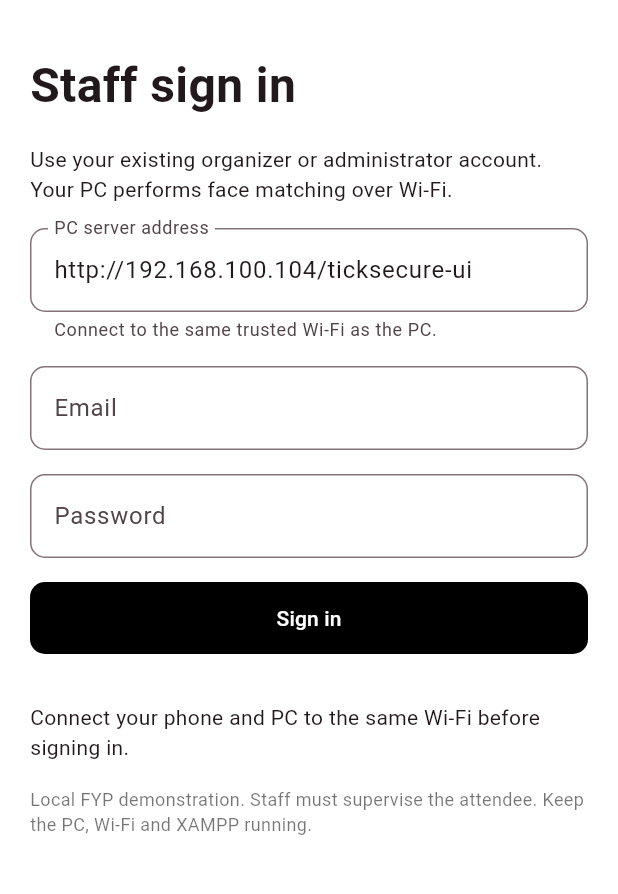
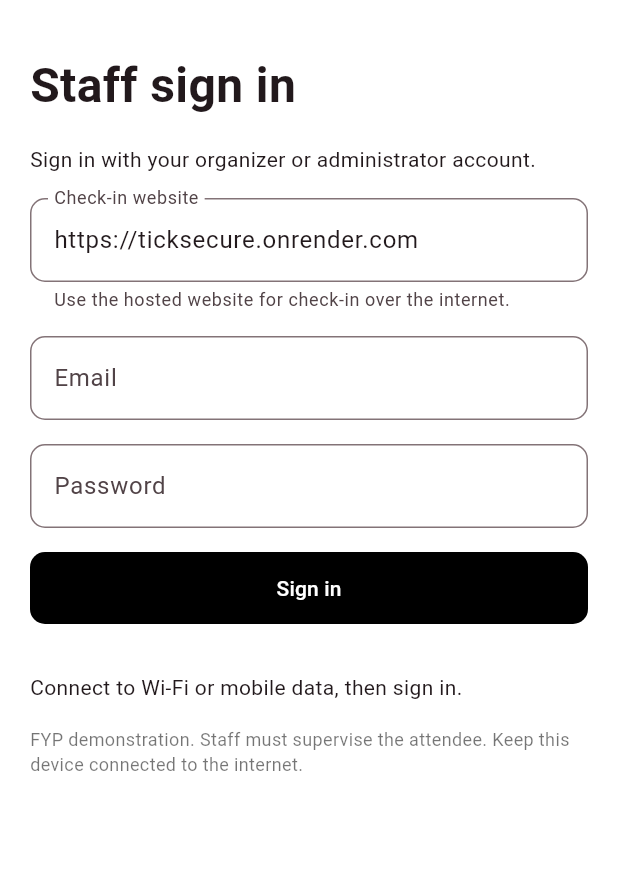
Before and after one commit to WengKang7/TickSecure, a Flutter app: the screen it shows after launch, on a phone screen of 412 x 824 dp, the part 63-957 px from its top. Run offline on Flutter 3.47's test engine with Material 3 defaults, Android fonts, the phone set to English and light mode, and no system bars; our stand-ins replace camera; missing offline and left inert: mobile_scanner.

Commit message:
Build Android check-in APK for hosted wireless QR and face verification

```diff
--- a/downloads/ticksecure-entry-build.txt
+++ b/downloads/ticksecure-entry-build.txt
@@ -1,16 +1,13 @@
-TickSecure Entry 1.2.1 (build 4) - Android Wi-Fi FYP demo
-Built: 2026-11-12
+TickSecure Entry 1.3.0 (build 5)
+Built: 2026-11-16
 Package: com.ticksecure.ticksecure_checkin
 Android: 7.0+ (API 24), target API 36
-Build: Flutter 3.41.5 / Dart 3.11.3 / JDK 17
-APK: release compilation, debug certificate for local sideload demonstration
-Checks: Flutter analyze passed; 6 Flutter tests passed; Android release build passed.
-Runtime: XAMPP Apache and face matcher on PC. Both devices use the same trusted Wi-Fi and need internet for Firebase.
-Configured PC: http://192.168.100.104/ticksecure-ui
-Android permits HTTP only for configured PC and loopback. HTTP images/tokens are unencrypted. Reserve this IP or rebuild if it changes.
-LAN API checked: unauthenticated POST correctly returns 401.
-Windows Wi-Fi profile currently Public. Private-profile Apache firewall setup needs an Administrator PowerShell window. No existing TickSecure Wi-Fi firewall rule was found during this build.
-Hardware: No physical phone/camera Wi-Fi end-to-end rehearsal performed.
-Setup: mobile/checkin/README.md and Connect-WiFi.ps1. USB fallback remains available.
-Successful entry consumes the real demo ticket. Use a fresh registered demo ticket.
-APK SHA256: 0F771388A07E864651FE23369B6E40A94294025472AF9157DD0B212D1D46FA8B
+Server: https://ticksecure.onrender.com/api/face.php
+Connection: Wi-Fi or mobile data. USB and PC not required for hosted mode.
+Sign in: Existing active organizer or administrator account.
+Workflow: QR verification, consent, five guided face poses, server face matching, atomic USED status.
+Network requests do not automatically retry check-in after errors.
+Checks: 7 Flutter tests passed, Flutter analyze passed, release build passed, APK signature verified.
+Signing: Existing debug certificate retained for demo update compatibility.
+Physical device camera and hosted face-matching end-to-end rehearsal still required.
+APK SHA256: BFDFB024B355537543B015522484674F9F944FD19A388371D6A919D0A0909C5D
--- a/mobile/checkin/lib/checkin_api.dart
+++ b/mobile/checkin/lib/checkin_api.dart
@@ -10,10 +10,10 @@ class CheckinException implements Exception {
 }
 
 /// Tokens stay in memory. Face templates and service-account credentials never
-/// enter the app. The selected server must use a private IPv4 or loopback address.
+/// enter the app. Public hosting is restricted to the TickSecure HTTPS origin.
 class CheckinApi {
   static final defaultEndpoint = Uri.parse(
-    'http://127.0.0.1:8080/ticksecure-ui/api/face.php',
+    'https://ticksecure.onrender.com/api/face.php',
   );
   Uri endpoint = defaultEndpoint;
   final String apiKey;
@@ -26,6 +26,12 @@ class CheckinApi {
 
   void setServer(String address) {
     final uri = Uri.tryParse(address.trim());
+    final hosted =
+        uri != null &&
+        uri.scheme == 'https' &&
+        uri.host == 'ticksecure.onrender.com' &&
+        (!uri.hasPort || uri.port == 443) &&
+        (uri.path.isEmpty || uri.path == '/');
     final parts = uri?.host.split('.').map(int.tryParse).toList();
     final ipv4 =
         parts != null &&
@@ -38,13 +44,13 @@ class CheckinApi {
             (parts[0] == 192 && parts[1] == 168) ||
             (parts[0] == 172 && parts[1]! >= 16 && parts[1]! <= 31));
     if (uri == null ||
-        !private ||
+        (!private && !hosted) ||
         !['http', 'https'].contains(uri.scheme) ||
         uri.userInfo.isNotEmpty ||
         uri.hasQuery ||
         uri.hasFragment) {
       throw const CheckinException(
-        'Enter your PC address, for example http://192.168.100.104/ticksecure-ui',
+        'Use https://ticksecure.onrender.com, or your supported local PC address.',
       );
     }
     if (uri.scheme == 'http' &&
@@ -82,7 +88,7 @@ class CheckinApi {
       final response = await client
           .send(request)
           .then(http.Response.fromStream)
-          .timeout(const Duration(seconds: 45));
+          .timeout(const Duration(seconds: 120));
       final decoded = jsonDecode(response.body);
       if (decoded is! Map<String, dynamic>) throw const FormatException();
       if (response.statusCode < 200 ||
@@ -101,11 +107,11 @@ class CheckinApi {
       );
     } on http.ClientException {
       throw const CheckinException(
-        'Cannot reach the PC. Connect the phone and PC to the same Wi-Fi, start XAMPP Apache, and check the PC address and firewall.',
+        'Cannot reach the check-in server. Check your internet connection and server address. For local mode, check the PC, Wi-Fi and XAMPP.',
       );
     } on FormatException {
       throw const CheckinException(
-        'The server returned an unexpected response. Check XAMPP and the /ticksecure-ui/api/face.php address.',
+        'The server returned an unexpected response. Render may be starting up. Wait briefly and sign in again.',
       );
     }
   }
--- a/mobile/checkin/lib/main.dart
+++ b/mobile/checkin/lib/main.dart
@@ -79,13 +79,11 @@ class _EntryScreenState extends State<EntryScreen> with WidgetsBindingObserver {
   final email = TextEditingController(),
       password = TextEditingController(),
       qr = TextEditingController(),
-      server = TextEditingController(text: 'http://192.168.100.104/ticksecure-ui');
+      server = TextEditingController(text: 'https://ticksecure.onrender.com');
   CameraController? camera;
   Map<String, dynamic>? staff, challenge, receipt;
   DateTime? expiry;
-  String status =
-          'Connect your phone and PC to the same Wi-Fi before signing in.',
-      error = '';
+  String status = 'Connect to Wi-Fi or mobile data, then sign in.', error = '';
   bool busy = false, consent = false, foreground = true;
   int generation = 0;
   CameraLensDirection facing = CameraLensDirection.back;
@@ -513,7 +511,7 @@ class _EntryScreenState extends State<EntryScreen> with WidgetsBindingObserver {
                 gap(),
                 if (staff == null) ...[
                   const Text(
-                    'Use your existing organizer or administrator account. Your PC performs face matching over Wi-Fi.',
+                    'Sign in with your organizer or administrator account.',
                   ),
                   gap(),
                   TextField(
@@ -522,9 +520,9 @@ class _EntryScreenState extends State<EntryScreen> with WidgetsBindingObserver {
                     keyboardType: TextInputType.url,
                     autocorrect: false,
                     decoration: const InputDecoration(
-                      labelText: 'PC server address',
+                      labelText: 'Check-in website',
                       helperText:
-                          'Connect to the same trusted Wi-Fi as the PC.',
+                          'Use the hosted website for check-in over the internet.',
                     ),
                   ),
                   gap(),
@@ -705,7 +703,7 @@ class _EntryScreenState extends State<EntryScreen> with WidgetsBindingObserver {
                   ),
                 gap(),
                 const Text(
-                  'Local FYP demonstration. Staff must supervise the attendee. Keep the PC, Wi-Fi and XAMPP running.',
+                  'FYP demonstration. Staff must supervise the attendee. Keep this device connected to the internet.',
                   style: TextStyle(fontSize: 12, color: Colors.black54),
                 ),
               ],
--- a/mobile/checkin/pubspec.yaml
+++ b/mobile/checkin/pubspec.yaml
@@ -16,7 +16,7 @@ publish_to: 'none' # Remove this line if you wish to publish to pub.dev
 # https://developer.apple.com/library/archive/documentation/General/Reference/InfoPlistKeyReference/Articles/CoreFoundationKeys.html
 # In Windows, build-name is used as the major, minor, and patch parts
 # of the product and file versions while build-number is used as the build suffix.
-version: 1.2.1+4
+version: 1.3.0+5
 
 environment:
   sdk: ^3.11.3
```
Also changed, not shown: 4 other files.
